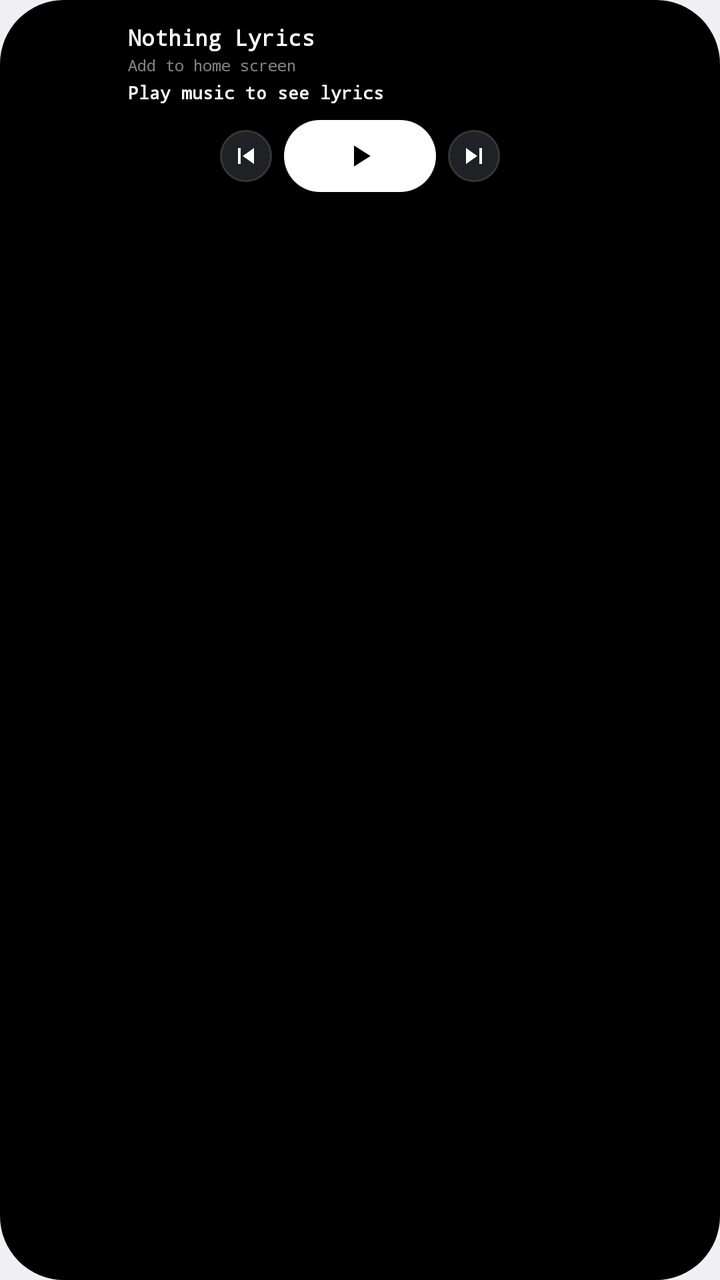
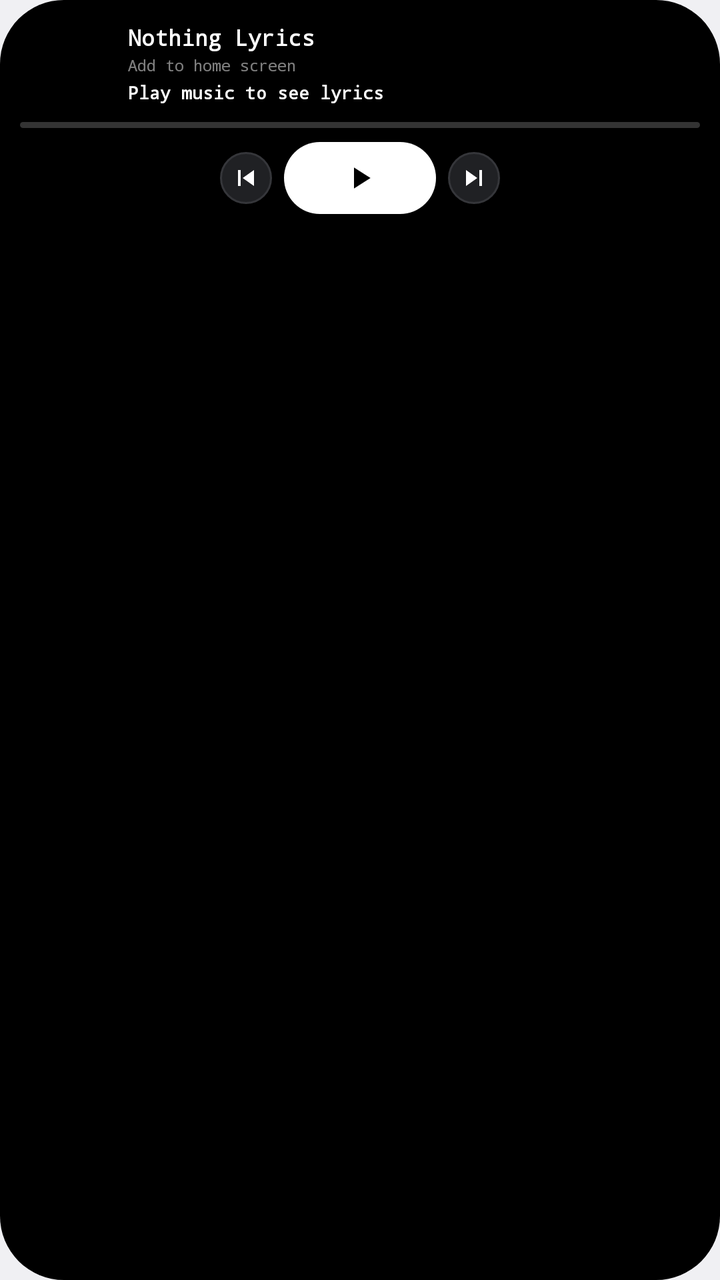

The first picture is an Android layout as it rendered before a commit; the second is the same layout after the commit. The layout source and the unified diff follow.
<!-- AndroidManifest.xml: application theme android:Theme.DeviceDefault.Light.NoActionBar -->
<!-- res/layout/widget_player_compact.xml -->
<?xml version="1.0" encoding="utf-8"?>
<LinearLayout xmlns:android="http://schemas.android.com/apk/res/android"
    android:layout_width="match_parent"
    android:layout_height="match_parent"
    android:orientation="vertical"
    android:background="@drawable/widget_background"
    android:padding="10dp">

    <LinearLayout
        android:layout_width="match_parent"
        android:layout_height="wrap_content"
        android:orientation="horizontal"
        android:gravity="center_vertical">

        <ImageView
            android:id="@+id/widget_player_disc"
            android:layout_width="44dp"
            android:layout_height="44dp"
            android:contentDescription="Album art"
            android:scaleType="fitXY" />

        <LinearLayout
            android:layout_width="0dp"
            android:layout_height="wrap_content"
            android:layout_weight="1"
            android:orientation="vertical"
            android:layout_marginStart="10dp">

            <TextView
                android:id="@+id/widget_title"
                android:layout_width="match_parent"
                android:layout_height="wrap_content"
                android:ellipsize="end"
                android:fontFamily="monospace"
                android:singleLine="true"
                android:text="Nothing Lyrics"
                android:textColor="#FFFFFF"
                android:textSize="11sp"
                android:textStyle="bold" />

            <TextView
                android:id="@+id/widget_artist"
                android:layout_width="match_parent"
                android:layout_height="wrap_content"
                android:ellipsize="end"
                android:fontFamily="monospace"
                android:singleLine="true"
                android:text="Add to home screen"
                android:textColor="#80FFFFFF"
                android:textSize="8sp"
                android:layout_marginTop="1dp" />

            <TextView
                android:id="@+id/widget_lyric_line1"
                android:layout_width="match_parent"
                android:layout_height="wrap_content"
                android:ellipsize="end"
                android:fontFamily="monospace"
                android:singleLine="true"
                android:text="Play music to see lyrics"
                android:textColor="#FFFFFF"
                android:textSize="9sp"
                android:textStyle="bold"
                android:layout_marginTop="2dp" />
        </LinearLayout>
    </LinearLayout>

    <LinearLayout
        android:layout_width="match_parent"
        android:layout_height="wrap_content"
        android:orientation="horizontal"
        android:gravity="center"
        android:paddingTop="6dp">

        <ImageButton
            android:id="@+id/widget_player_prev"
            android:layout_width="26dp"
            android:layout_height="26dp"
            android:background="@drawable/widget_button_background"
            android:contentDescription="Previous"
            android:padding="5dp"
            android:scaleType="centerInside"
            android:src="@drawable/ic_widget_prev" />

        <ImageButton
            android:id="@+id/widget_player_play_pause"
            android:layout_width="76dp"
            android:layout_height="36dp"
            android:layout_marginStart="6dp"
            android:layout_marginEnd="6dp"
            android:background="@drawable/widget_button_primary"
            android:contentDescription="Play or pause"
            android:padding="9dp"
            android:scaleType="centerInside"
            android:src="@drawable/ic_widget_play" />

        <ImageButton
            android:id="@+id/widget_player_next"
            android:layout_width="26dp"
            android:layout_height="26dp"
            android:background="@drawable/widget_button_background"
            android:contentDescription="Next"
            android:padding="5dp"
            android:scaleType="centerInside"
            android:src="@drawable/ic_widget_next" />
    </LinearLayout>

</LinearLayout>
<!-- resources referenced by this layout -->
<resources>
  <!-- drawable ic_widget_next (drawable) -->
  <?xml version="1.0" encoding="utf-8"?>
  <vector xmlns:android="http://schemas.android.com/apk/res/android"
      android:width="24dp"
      android:height="24dp"
      android:viewportWidth="24"
      android:viewportHeight="24">
      <path
          android:fillColor="#FFFFFFFF"
          android:pathData="M6,18l8.5,-6L6,6v12zM16,6v12h2L18,6h-2z" />
  </vector>
  <!-- drawable ic_widget_play (drawable) -->
  <?xml version="1.0" encoding="utf-8"?>
  <vector xmlns:android="http://schemas.android.com/apk/res/android"
      android:width="24dp"
      android:height="24dp"
      android:viewportWidth="24"
      android:viewportHeight="24">
      <path
          android:fillColor="#FF000000"
          android:pathData="M8,5v14l11,-7z" />
  </vector>
  <!-- drawable ic_widget_prev (drawable) -->
  <?xml version="1.0" encoding="utf-8"?>
  <vector xmlns:android="http://schemas.android.com/apk/res/android"
      android:width="24dp"
      android:height="24dp"
      android:viewportWidth="24"
      android:viewportHeight="24">
      <path
          android:fillColor="#FFFFFFFF"
          android:pathData="M6,6h2v12L6,18L6,6zM9.5,12l8.5,6L18,6l-8.5,6z" />
  </vector>
  <!-- drawable widget_background (drawable) -->
  <?xml version="1.0" encoding="utf-8"?>
  <shape xmlns:android="http://schemas.android.com/apk/res/android"
      android:shape="rectangle">
      
      <solid android:color="#FF000000" />
      <corners android:radius="32dp" />
  </shape>
  <!-- drawable widget_button_background (drawable) -->
  <?xml version="1.0" encoding="utf-8"?>
  <shape xmlns:android="http://schemas.android.com/apk/res/android"
      android:shape="oval">
      <solid android:color="#FF202124" />
      <stroke
          android:width="1dp"
          android:color="#FF35363A" />
  </shape>
  <!-- drawable widget_button_primary (drawable) -->
  <?xml version="1.0" encoding="utf-8"?>
  <shape xmlns:android="http://schemas.android.com/apk/res/android"
      android:shape="rectangle">
      <solid android:color="#FFFFFFFF" />
      <corners android:radius="25dp" />
  </shape>
</resources>

<!-- the commit's change to res/layout/widget_player_compact.xml (unified diff, before → after) -->
@@ -65,12 +65,23 @@
         </LinearLayout>
     </LinearLayout>
 
+    <ProgressBar
+        android:id="@+id/widget_player_progress"
+        style="@android:style/Widget.ProgressBar.Horizontal"
+        android:layout_width="match_parent"
+        android:layout_height="3dp"
+        android:layout_marginTop="7dp"
+        android:indeterminate="false"
+        android:max="10000"
+        android:progress="0"
+        android:progressDrawable="@drawable/widget_progress" />
+
     <LinearLayout
         android:layout_width="match_parent"
         android:layout_height="wrap_content"
         android:orientation="horizontal"
         android:gravity="center"
-        android:paddingTop="6dp">
+        android:paddingTop="7dp">
 
         <ImageButton
             android:id="@+id/widget_player_prev"
<!-- resource entries referenced after the edit -->
@@ -57,5 +57,23 @@
       <solid android:color="#FFFFFFFF" />
       <corners android:radius="25dp" />
   </shape>
+  <!-- drawable widget_progress (drawable) -->
+  <?xml version="1.0" encoding="utf-8"?>
+  <layer-list xmlns:android="http://schemas.android.com/apk/res/android">
+      <item android:id="@android:id/background">
+          <shape android:shape="rectangle">
+              <solid android:color="#33FFFFFF" />
+              <corners android:radius="2dp" />
+          </shape>
+      </item>
+      <item android:id="@android:id/progress">
+          <clip>
+              <shape android:shape="rectangle">
+                  <solid android:color="#FFFFFFFF" />
+                  <corners android:radius="2dp" />
+              </shape>
+          </clip>
+      </item>
+  </layer-list>
 </resources>
 
